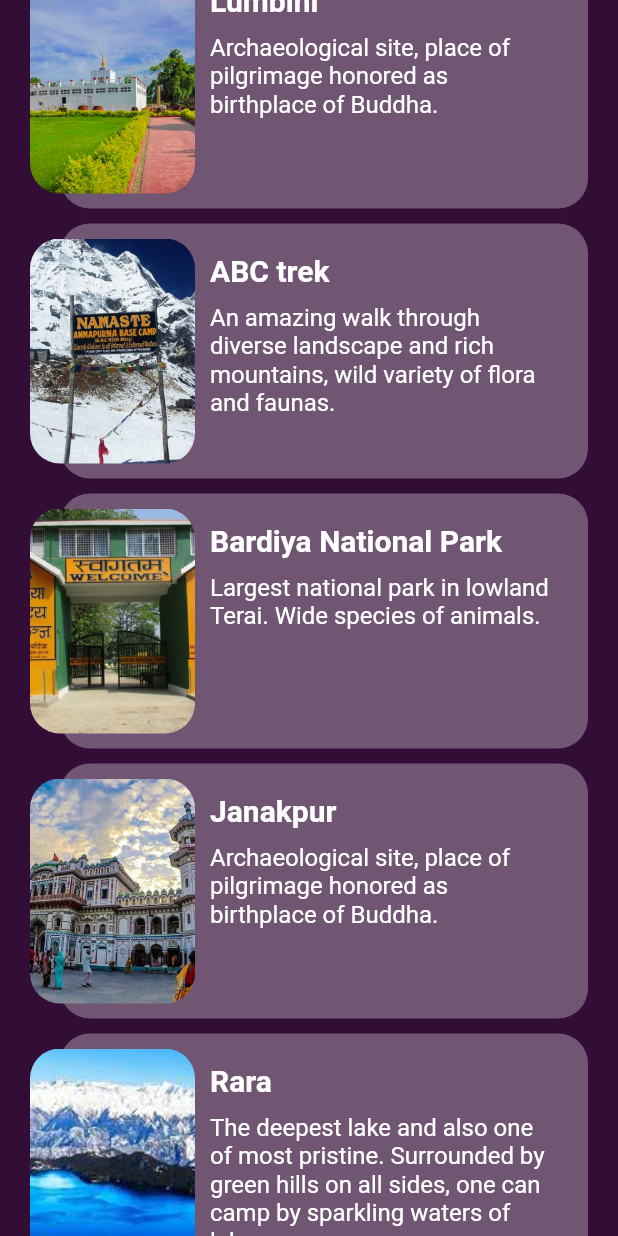
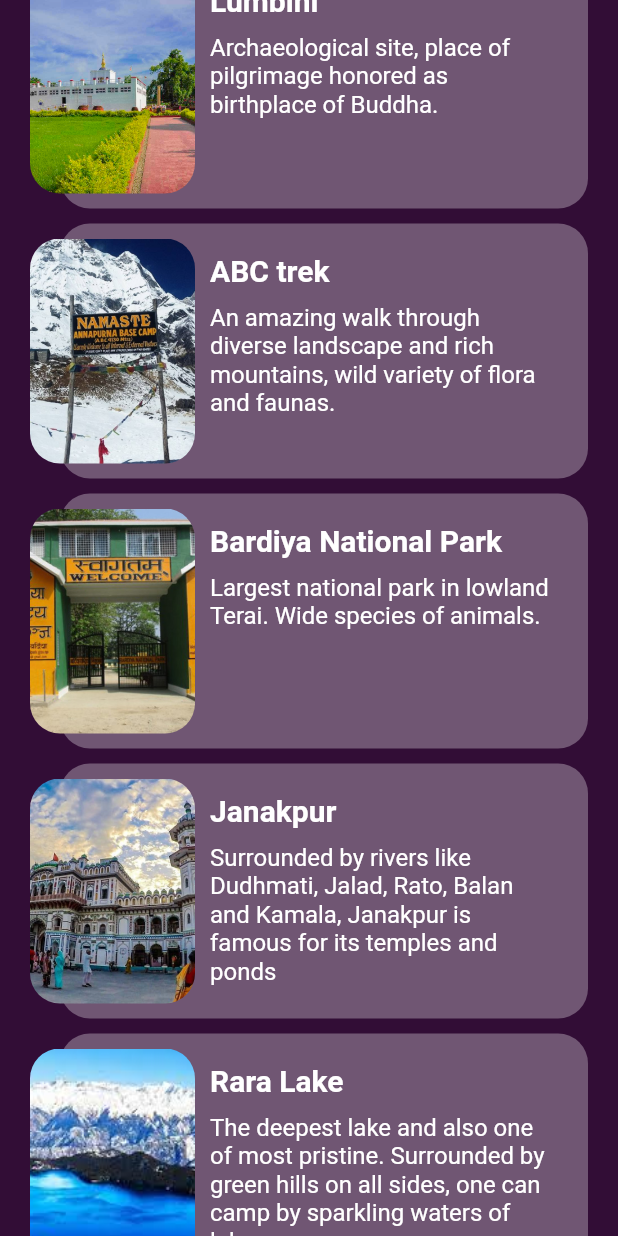
Before and after one commit to Saugat-Maharjan7/Smart-Travel-Planning, a Flutter app: the SeeAllSeasonal screen opened directly with sample values from the repository, scrolled down 576 dp, on a phone screen of 412 x 824 dp. Run offline on Flutter 3.47's test engine with Material 2 defaults, Android fonts, the phone set to English and light mode, and no system bars; our stand-ins replace cached_network_image, carousel_pro, carousel_slider, cloud_firestore, firebase_auth, firebase_core and 13 more; missing offline and left inert: autocomplete_textfield, flutter_polyline_points; accounts and stored records are empty; key blocks and very long unbroken strings in the code were emptied for the run.

```diff
--- a/lib/Home_extendedDetails/SeeAllSeasons.dart
+++ b/lib/Home_extendedDetails/SeeAllSeasons.dart
@@ -1,4 +1,5 @@
 import 'package:flutter/material.dart';
+import 'package:smart_travel_planning_appli/Home/recommendedSectionDetails.dart';
 import 'package:smart_travel_planning_appli/models/activity_season_model.dart';
 import 'package:smart_travel_planning_appli/models/seasonal_model.dart';
 
@@ -18,11 +19,37 @@ class _SeeAllSeasonalState extends State<SeeAllSeasonal> {
   Widget build(BuildContext context) {
     return Scaffold(
       backgroundColor: Color(0xFF320D36),
-      body: Expanded(
-        child: ListView.builder(
-            itemCount: widget.season.activities.length,
-            itemBuilder: (BuildContext context, int index){
-              Activity activity = widget.season.activities[index];
+      body: ListView(
+        scrollDirection: Axis.vertical,
+         children: [
+
+               buildAllSeasons("Illam", "Lush green tea gardens makes illam popular. It has famous tea garden, Antu pond and much to explore.", "images/illam.jpg" ),
+               buildAllSeasons('Pokhara', 'Major destination because of its panoramic views, magnificent mountains, lakes.', "images/pokhara.jpg" ),
+           buildAllSeasons("Mustang", 'Land Beyond Himalayas: Deepest gorge that goes down three miles between Dhaulagiri and Annapurna mountains.', "images/mustang.jpg" ),
+           buildAllSeasons('Lumbini', 'Archaeological site, place of pilgrimage honored as birthplace of Buddha.', "images/lumbini.jpg" ),
+           buildAllSeasons("ABC trek", 'An amazing walk through diverse landscape and rich mountains, wild variety of flora and faunas.', "images/abc.jpg"),
+           buildAllSeasons('Bardiya National Park', 'Largest national park in lowland Terai. Wide species of animals.', "images/bardiya.jpg" ),
+           buildAllSeasons("Janakpur", 'Surrounded by rivers like Dudhmati, Jalad, Rato, Balan and Kamala, Janakpur is famous for its temples and ponds', "images/janakpur.jpg" ),
+           buildAllSeasons('Rara Lake', 'The deepest lake and also one of most pristine. Surrounded by green hills on all sides, one can camp by sparkling waters of lake.', "images/rara.jpg" ),
+
+           buildAllSeasons("Chitwan National Park", 'Nestled at foot of himalayas, has particularly rich flora and fauna and is home to asian rhinos,bengal tigers.', 'images/chitwanNP.jpg' ),
+           buildAllSeasons('Everest Base Camp', 'Classic trek to base of Mt.Everest. Journey to base of the Everest is more than just a trek.' , "images/ebc.jpg" ),
+           buildAllSeasons("Phokshundo Lake", 'Alpine fresh water oligotrophic lake, surrounded by glaciers and famous for spectacular landscapes and most scenic mountain parks.', "images/phokshundo.jpg" ),
+           buildAllSeasons('Kalinchwok', 'Named after hill-top temple Kalinchwok Bhagwati. It is blend of both biological and cultural attractions.', "images/kalinchowk.jpg" ),
+           buildAllSeasons('Bandipur', 'Hilltop settlement famous for its Newari people and their culture. Also famous for its wildlife. Houses reflect style, architecture and culture.', "images/bandipur.jpg"),
+           buildAllSeasons('Nagarkot', 'Scenic hilly town in midst of snow-capped mountains. Offers great views of Himalayas, breathtaking sunrise view.', "images/nagarkot.jpg" ),
+
+
+
+
+         ]
+
+      ),
+
+    );
+  }
+
+  Stack buildAllSeasons(title, info, image) {
     return Stack(
              children: [
                GestureDetector(
@@ -44,7 +71,7 @@ class _SeeAllSeasonalState extends State<SeeAllSeasonal> {
                              Expanded(
                                child: Container(
                                  width: 120,
-                                    child: Text(activity.name,
+                                 child: Text(title,
                                    style: TextStyle(
                                      fontSize: 20,
                                      fontWeight: FontWeight.bold,
@@ -63,7 +90,7 @@ class _SeeAllSeasonalState extends State<SeeAllSeasonal> {
                              Expanded(
                                child: Container(
                                  width: 200,
-                                    child: Text(activity.info,
+                                 child: Text(info,
                                    style: TextStyle(
                                      fontSize: 16,
                                    ),
@@ -87,7 +114,7 @@ class _SeeAllSeasonalState extends State<SeeAllSeasonal> {
                    borderRadius: BorderRadius.circular(20),
                    child: Image(
                      width: 110,
-                        image: AssetImage(activity.imgUrl),
+                     image: AssetImage(image),
                      fit: BoxFit.cover,
                    ),
                  ),
@@ -95,10 +122,5 @@ class _SeeAllSeasonalState extends State<SeeAllSeasonal> {
 
              ],
            );
-            },
-        ),
-      )
-        );
-
   }
 }
--- a/lib/models/seasonal_model.dart
+++ b/lib/models/seasonal_model.dart
@@ -54,7 +54,7 @@ List<Activity> activities = [
   Activity(
       imgUrl: "images/janakpur.jpg",
       name: 'Janakpur',
-      info: 'Archaeological site, place of pilgrimage honored as birthplace of Buddha.'
+      info: 'Surrounded by rivers like Dudhmati, Jalad, Rato, Balan and Kamala, Janakpur is famous for its temples and ponds'
   ),
   Activity(
       imgUrl: "images/rara.jpg",
@@ -84,7 +84,7 @@ List<Activity> activities = [
   Activity(
       imgUrl: "images/bandipur.jpg",
       name: 'Bandipur',
-      info: 'Hilltop settlement famous for its newari people and their culture. Also famous for its wildlife. Houses reflect style, architecture and culture.'
+      info: 'Hilltop settlement famous for its Newari people and their culture. Also famous for its wildlife. Houses reflect style, architecture and culture.'
   ),
   Activity(
       imgUrl: "images/nagarkot.jpg",
```
Lines whose indentation alone changed are shown as unchanged.
